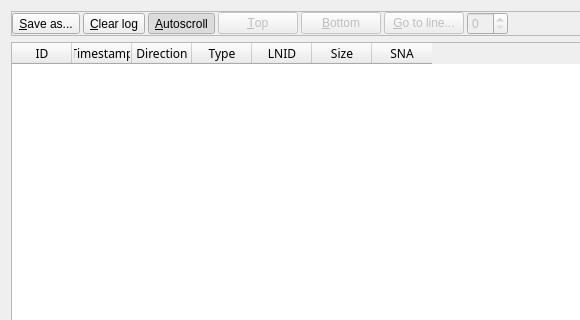
Old version of the form Forms/DLMSLogUI.ui in the repository TarlogicSecurity/PLCTool; both pictures show x 0 to 580 and y 0 to 320 of the 774 by 656 pixel window.
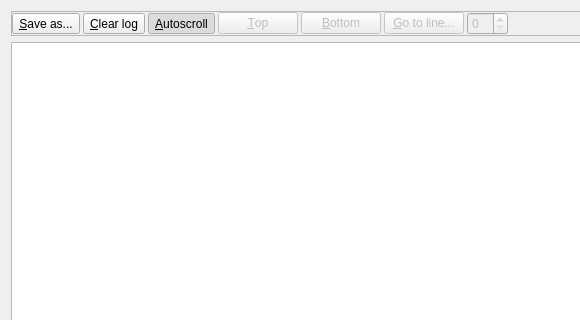
New version of the form.

Diff of the .ui file:
```diff
--- a/Forms/DLMSLogUI.ui
+++ b/Forms/DLMSLogUI.ui
@@ -138,7 +138,7 @@
         </widget>
        </item>
        <item row="1" column="0">
-        <widget class="QTableWidget" name="tableWidget">
+        <widget class="QTableView" name="messageView">
          <property name="font">
           <font>
            <family>Cascadia Code PL</family>
@@ -159,59 +159,24 @@
          <attribute name="horizontalHeaderCascadingSectionResizes">
           <bool>true</bool>
          </attribute>
-         <attribute name="horizontalHeaderDefaultSectionSize">
-          <number>60</number>
-         </attribute>
          <attribute name="horizontalHeaderMinimumSectionSize">
-          <number>1</number>
+          <number>60</number>
          </attribute>
          <attribute name="horizontalHeaderStretchLastSection">
-          <bool>false</bool>
+          <bool>true</bool>
          </attribute>
-         <attribute name="verticalHeaderVisible">
+         <attribute name="verticalHeaderCascadingSectionResizes">
           <bool>false</bool>
          </attribute>
          <attribute name="verticalHeaderDefaultSectionSize">
-          <number>14</number>
+          <number>0</number>
          </attribute>
          <attribute name="verticalHeaderMinimumSectionSize">
           <number>14</number>
          </attribute>
-         <column>
-          <property name="text">
-           <string>ID</string>
-          </property>
-         </column>
-         <column>
-          <property name="text">
-           <string>Timestamp</string>
-          </property>
-         </column>
-         <column>
-          <property name="text">
-           <string>Direction</string>
-          </property>
-         </column>
-         <column>
-          <property name="text">
-           <string>Type</string>
-          </property>
-         </column>
-         <column>
-          <property name="text">
-           <string>LNID</string>
-          </property>
-         </column>
-         <column>
-          <property name="text">
-           <string>Size</string>
-          </property>
-         </column>
-         <column>
-          <property name="text">
-           <string>SNA</string>
-          </property>
-         </column>
+         <attribute name="verticalHeaderStretchLastSection">
+          <bool>true</bool>
+         </attribute>
         </widget>
        </item>
       </layout>
```
Left out of the diff: 7 changed lines with no effect on the pictures.
